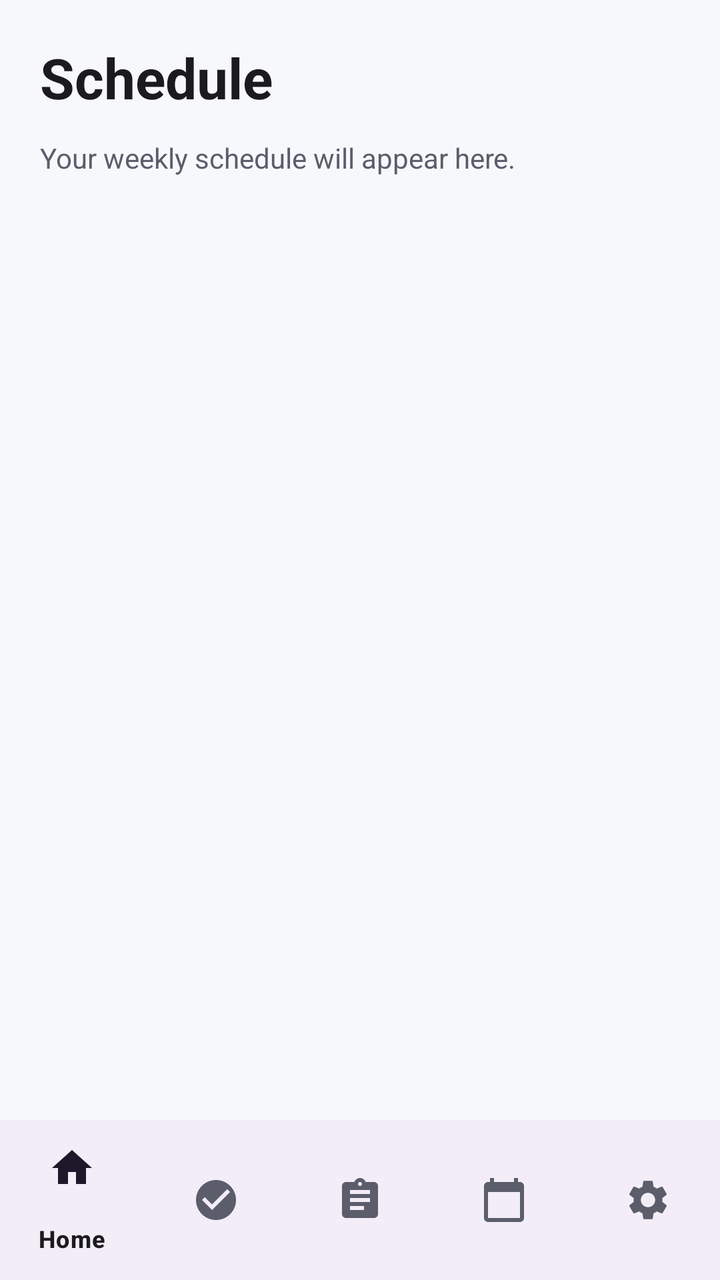
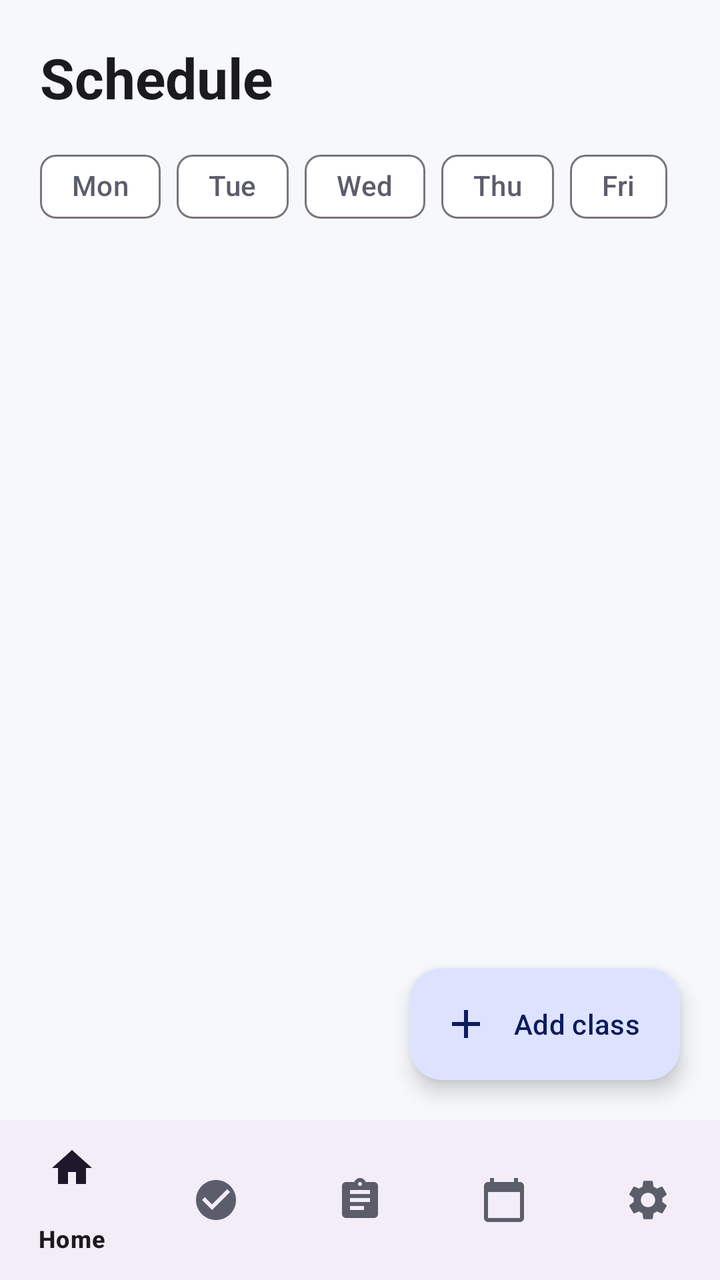

Screens rendered from an Android XML layout before and after an edit, with the pre-edit source and the edit as a unified diff.
<!-- AndroidManifest.xml: application theme Theme.StudentPlanner -->
<!-- res/layout/activity_schedule.xml -->
<?xml version="1.0" encoding="utf-8"?>
<LinearLayout xmlns:android="http://schemas.android.com/apk/res/android"
    xmlns:app="http://schemas.android.com/apk/res-auto"
    android:layout_width="match_parent"
    android:layout_height="match_parent"
    android:background="@color/planner_background"
    android:fitsSystemWindows="true"
    android:orientation="vertical">

    <LinearLayout
        android:layout_width="match_parent"
        android:layout_height="0dp"
        android:layout_weight="1"
        android:orientation="vertical"
        android:padding="20dp">

        <TextView
            android:layout_width="wrap_content"
            android:layout_height="wrap_content"
            android:text="@string/nav_schedule"
            android:textAppearance="?attr/textAppearanceHeadlineMedium"
            android:textColor="@color/planner_text"
            android:textStyle="bold" />

        <TextView
            android:layout_width="wrap_content"
            android:layout_height="wrap_content"
            android:layout_marginTop="12dp"
            android:text="@string/schedule_empty"
            android:textColor="@color/planner_text_secondary" />
    </LinearLayout>

    <com.google.android.material.bottomnavigation.BottomNavigationView
        android:id="@+id/bottomNavigation"
        android:layout_width="match_parent"
        android:layout_height="wrap_content"
        app:menu="@menu/bottom_nav_menu" />
</LinearLayout>
<!-- resources referenced by this layout -->
<resources>
  <color name="planner_background">#F7F8FC</color>
  <color name="planner_text">#1B1B1F</color>
  <color name="planner_text_secondary">#5B5D6B</color>
  <string name="nav_schedule">Schedule</string>
  <string name="schedule_empty">Your weekly schedule will appear here.</string>
  <style name="Theme.StudentPlanner" parent="Theme.Material3.DayNight.NoActionBar">
          <item name="colorPrimary">@color/primary</item>
          <item name="colorOnPrimary">@color/on_primary</item>
          <item name="colorPrimaryContainer">@color/primary_container</item>
          <item name="colorOnPrimaryContainer">@color/on_primary_container</item>
          <item name="colorSurface">@color/planner_surface</item>
          <item name="colorOnSurface">@color/planner_text</item>
          <item name="colorOnSurfaceVariant">@color/planner_text_secondary</item>
          <item name="android:colorBackground">@color/planner_background</item>
          <item name="android:statusBarColor">@android:color/transparent</item>
      </style>
  <color name="primary">#4F6BED</color>
  <color name="on_primary">#FFFFFF</color>
  <color name="primary_container">#DDE3FF</color>
  <color name="on_primary_container">#0B1B5C</color>
  <color name="planner_surface">#FFFFFF</color>
</resources>

<!-- the commit's change to res/layout/activity_schedule.xml (unified diff, before → after) -->
@@ -7,28 +7,120 @@
     android:fitsSystemWindows="true"
     android:orientation="vertical">
 
-    <LinearLayout
+    <FrameLayout
         android:layout_width="match_parent"
         android:layout_height="0dp"
-        android:layout_weight="1"
-        android:orientation="vertical"
-        android:padding="20dp">
+        android:layout_weight="1">
 
-        <TextView
+        <LinearLayout
+            android:layout_width="match_parent"
+            android:layout_height="match_parent"
+            android:orientation="vertical"
+            android:padding="20dp">
+
+            <TextView
+                android:layout_width="wrap_content"
+                android:layout_height="wrap_content"
+                android:text="@string/nav_schedule"
+                android:textAppearance="?attr/textAppearanceHeadlineMedium"
+                android:textColor="@color/planner_text"
+                android:textStyle="bold" />
+
+            
+            <HorizontalScrollView
+                android:layout_width="match_parent"
+                android:layout_height="wrap_content"
+                android:layout_marginTop="12dp"
+                android:scrollbars="none">
+
+                <com.google.android.material.chip.ChipGroup
+                    android:id="@+id/chipGroupDays"
+                    android:layout_width="wrap_content"
+                    android:layout_height="wrap_content"
+                    app:selectionRequired="true"
+                    app:singleLine="true"
+                    app:singleSelection="true">
+
+                    <com.google.android.material.chip.Chip
+                        android:id="@+id/chipMon"
+                        style="@style/Widget.Material3.Chip.Filter"
+                        android:layout_width="wrap_content"
+                        android:layout_height="wrap_content"
+                        android:text="@string/day_mon" />
+
+                    <com.google.android.material.chip.Chip
+                        android:id="@+id/chipTue"
+                        style="@style/Widget.Material3.Chip.Filter"
+                        android:layout_width="wrap_content"
+                        android:layout_height="wrap_content"
+                        android:text="@string/day_tue" />
+
+                    <com.google.android.material.chip.Chip
+                        android:id="@+id/chipWed"
+                        style="@style/Widget.Material3.Chip.Filter"
+                        android:layout_width="wrap_content"
+                        android:layout_height="wrap_content"
+                        android:text="@string/day_wed" />
+
+                    <com.google.android.material.chip.Chip
+                        android:id="@+id/chipThu"
+                        style="@style/Widget.Material3.Chip.Filter"
+                        android:layout_width="wrap_content"
+                        android:layout_height="wrap_content"
+                        android:text="@string/day_thu" />
+
+                    <com.google.android.material.chip.Chip
+                        android:id="@+id/chipFri"
+                        style="@style/Widget.Material3.Chip.Filter"
+                        android:layout_width="wrap_content"
+                        android:layout_height="wrap_content"
+                        android:text="@string/day_fri" />
+
+                    <com.google.android.material.chip.Chip
+                        android:id="@+id/chipSat"
+                        style="@style/Widget.Material3.Chip.Filter"
+                        android:layout_width="wrap_content"
+                        android:layout_height="wrap_content"
+                        android:text="@string/day_sat" />
+
+                    <com.google.android.material.chip.Chip
+                        android:id="@+id/chipSun"
+                        style="@style/Widget.Material3.Chip.Filter"
+                        android:layout_width="wrap_content"
+                        android:layout_height="wrap_content"
+                        android:text="@string/day_sun" />
+                </com.google.android.material.chip.ChipGroup>
+            </HorizontalScrollView>
+
+            
+            <TextView
+                android:id="@+id/tvEmpty"
+                android:layout_width="wrap_content"
+                android:layout_height="wrap_content"
+                android:layout_marginTop="16dp"
+                android:text="@string/schedule_empty"
+                android:textColor="@color/planner_text_secondary"
+                android:visibility="gone" />
+
+            <androidx.recyclerview.widget.RecyclerView
+                android:id="@+id/recyclerSchedule"
+                android:layout_width="match_parent"
+                android:layout_height="0dp"
+                android:layout_marginTop="16dp"
+                android:layout_weight="1"
+                android:clipToPadding="false"
+                android:paddingBottom="88dp" />
+        </LinearLayout>
+
+        <com.google.android.material.floatingactionbutton.ExtendedFloatingActionButton
+            android:id="@+id/fabAddClass"
             android:layout_width="wrap_content"
             android:layout_height="wrap_content"
-            android:text="@string/nav_schedule"
-            android:textAppearance="?attr/textAppearanceHeadlineMedium"
-            android:textColor="@color/planner_text"
-            android:textStyle="bold" />
-
-        <TextView
-            android:layout_width="wrap_content"
-            android:layout_height="wrap_content"
-            android:layout_marginTop="12dp"
-            android:text="@string/schedule_empty"
-            android:textColor="@color/planner_text_secondary" />
-    </LinearLayout>
+            android:layout_gravity="bottom|end"
+            android:layout_margin="20dp"
+            android:text="@string/add_class"
+            app:icon="@drawable/ic_add" />
+    </FrameLayout>
 
     <com.google.android.material.bottomnavigation.BottomNavigationView
         android:id="@+id/bottomNavigation"
<!-- resource entries referenced after the edit -->
@@ -3,8 +3,24 @@
   <color name="planner_background">#F7F8FC</color>
   <color name="planner_text">#1B1B1F</color>
   <color name="planner_text_secondary">#5B5D6B</color>
+  <!-- drawable ic_add (drawable) -->
+  <vector xmlns:android="http://schemas.android.com/apk/res/android"
+      android:width="24dp" android:height="24dp"
+      android:viewportWidth="24" android:viewportHeight="24"
+      android:tint="?attr/colorControlNormal">
+      <path android:fillColor="#000000"
+          android:pathData="M19,13h-6v6h-2v-6H5v-2h6V5h2v6h6v2z" />
+  </vector>
+  <string name="add_class">Add class</string>
+  <string name="day_fri">Fri</string>
+  <string name="day_mon">Mon</string>
+  <string name="day_sat">Sat</string>
+  <string name="day_sun">Sun</string>
+  <string name="day_thu">Thu</string>
+  <string name="day_tue">Tue</string>
+  <string name="day_wed">Wed</string>
   <string name="nav_schedule">Schedule</string>
-  <string name="schedule_empty">Your weekly schedule will appear here.</string>
+  <string name="schedule_empty">No classes on this day.</string>
   <style name="Theme.StudentPlanner" parent="Theme.Material3.DayNight.NoActionBar">
           <item name="colorPrimary">@color/primary</item>
           <item name="colorOnPrimary">@color/on_primary</item>
